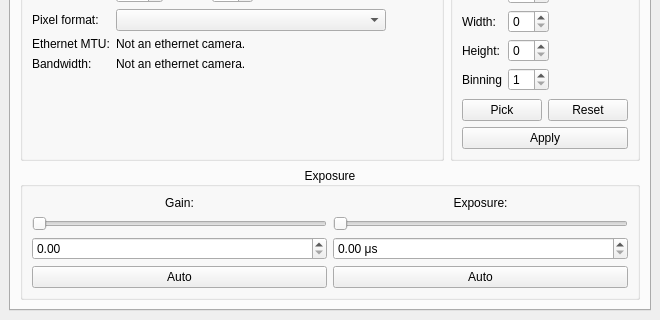
Qt form src/mainwindow.ui (AD-Vega/qarv) before a commit; both pictures show x 0 to 660 and y 311 to 631 of the 660 by 631 pixel window.
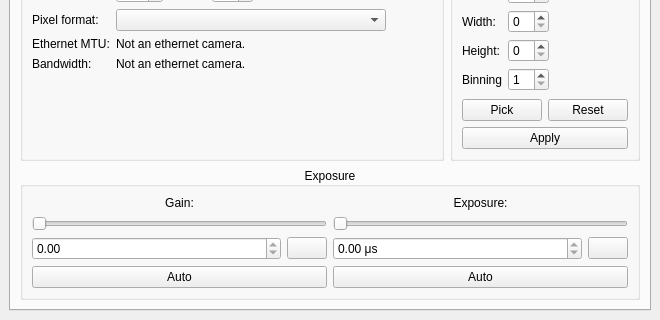
The same form after that commit. Icons and pictures are not drawn. Custom widgets are drawn as their Qt base class.

Commit message: Fix direct editing of gain and exposure values.

```diff
--- a/src/mainwindow.ui
+++ b/src/mainwindow.ui
@@ -378,7 +378,32 @@
               </widget>
              </item>
              <item>
-              <widget class="QDoubleSpinBox" name="gainSpinbox"/>
+              <layout class="QHBoxLayout" name="horizontalLayout_9">
+               <item>
+                <widget class="QDoubleSpinBox" name="gainSpinbox">
+                 <property name="sizePolicy">
+                  <sizepolicy hsizetype="MinimumExpanding" vsizetype="Fixed">
+                   <horstretch>0</horstretch>
+                   <verstretch>0</verstretch>
+                  </sizepolicy>
+                 </property>
+                 <property name="readOnly">
+                  <bool>true</bool>
+                 </property>
+                </widget>
+               </item>
+               <item>
+                <widget class="QPushButton" name="editGainButton">
+                 <property name="text">
+                  <string/>
+                 </property>
+                 <property name="icon">
+                  <iconset resource="../res/icons.qrc">
+                   <normaloff>:/icons/icons/edit-clear.svgz</normaloff>:/icons/icons/edit-clear.svgz</iconset>
+                 </property>
+                </widget>
+               </item>
+              </layout>
              </item>
              <item>
               <widget class="QPushButton" name="gainAutoButton">
@@ -412,11 +437,35 @@
               </widget>
              </item>
              <item>
-              <widget class="QDoubleSpinBox" name="exposureSpinbox">
-               <property name="suffix">
-                <string> μs</string>
-               </property>
-              </widget>
+              <layout class="QHBoxLayout" name="horizontalLayout_10">
+               <item>
+                <widget class="QDoubleSpinBox" name="exposureSpinbox">
+                 <property name="sizePolicy">
+                  <sizepolicy hsizetype="MinimumExpanding" vsizetype="Fixed">
+                   <horstretch>0</horstretch>
+                   <verstretch>0</verstretch>
+                  </sizepolicy>
+                 </property>
+                 <property name="readOnly">
+                  <bool>true</bool>
+                 </property>
+                 <property name="suffix">
+                  <string> μs</string>
+                 </property>
+                </widget>
+               </item>
+               <item>
+                <widget class="QPushButton" name="editExposureButton">
+                 <property name="text">
+                  <string/>
+                 </property>
+                 <property name="icon">
+                  <iconset resource="../res/icons.qrc">
+                   <normaloff>:/icons/icons/edit-clear.svgz</normaloff>:/icons/icons/edit-clear.svgz</iconset>
+                 </property>
+                </widget>
+               </item>
+              </layout>
              </item>
              <item>
               <widget class="QPushButton" name="exposureAutoButton">
```
The commit also changes 4 other files.
